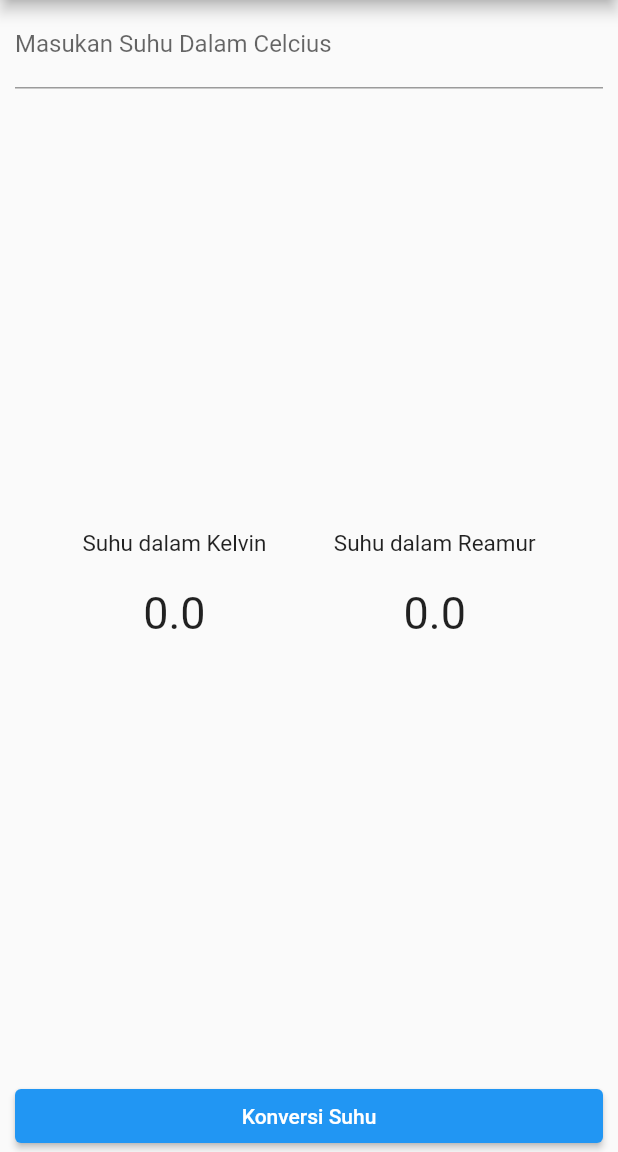
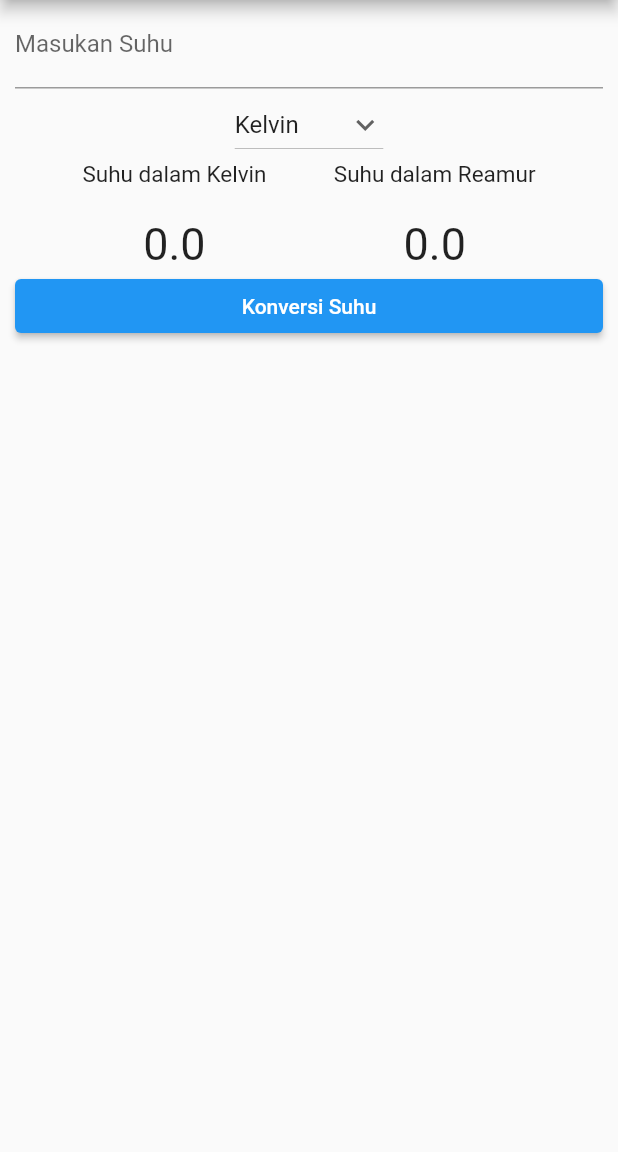
Before and after one commit to rakabgs27/KalkulatorSuhu-Flutter, a Flutter app: the screen it shows after launch, on a phone screen of 412 x 824 dp, the part 84-1236 px from its top. Run offline on Flutter 3.47's test engine with Material 2 defaults, Android fonts, the phone set to English and light mode, and no system bars.

Commit message:
Layout Dropdown

```diff
--- a/lib/main.dart
+++ b/lib/main.dart
@@ -25,6 +25,15 @@ class _MyAppState extends State<MyApp> {
     });
   }
 
+  String dropdownvalue = 'Kelvin';
+
+  var items = [
+    'Kelvin',
+    'Reamur',
+    'Fahrenheit',
+    'Celcius',
+  ];
+
 
   @override
   Widget build(BuildContext context) {
@@ -43,15 +52,53 @@ class _MyAppState extends State<MyApp> {
       body: Container(
         margin: const EdgeInsets.only(left: 10.0, right: 10.0),
         child: Column(
-          mainAxisAlignment: MainAxisAlignment.spaceBetween,
           children: [
-            inputUser(),
-            outputSuhu(),
-            buttonKonversiSuhu(),
+            Expanded(
+              child :
+                Container(
+                  child :
+                    Column(
+                      children : [
+                        inputUser(),
+                        dropDown(),
+                        outputSuhu(),
+                        buttonKonversiSuhu(),
+                      ],
+                    ),
+                ),
+          ),
           ],
         ),
       )
       )
+    );
+  }
+
+  dropDown() {
+    return Container(
+      child: DropdownButton(
+
+        // Initial Value
+        value: dropdownvalue,
+
+        // Down Arrow Icon
+        icon: const Icon(Icons.keyboard_arrow_down),
+
+        // Array list of items
+        items: items.map((String items) {
+          return DropdownMenuItem(
+            value: items,
+            child: Text(items),
+          );
+        }).toList(),
+        // After selecting the desired option,it will
+        // change button value to selected value
+        onChanged: (String? newValue) {
+          setState(() {
+            dropdownvalue = newValue!;
+          });
+        },
+      ),
     );
   }
 
@@ -61,7 +108,7 @@ class _MyAppState extends State<MyApp> {
       keyboardType: TextInputType.number,
       decoration: const InputDecoration(
         border: UnderlineInputBorder(),
-        labelText: 'Masukan Suhu Dalam Celcius',
+        labelText: 'Masukan Suhu',
       ),
     );
   }
```
